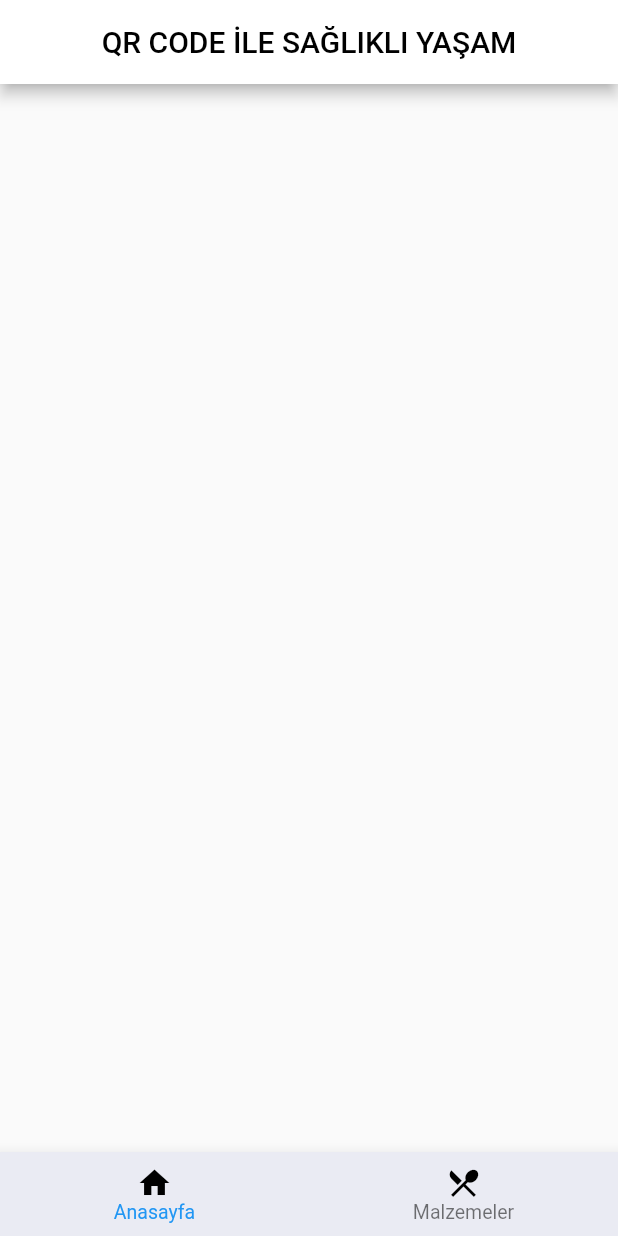
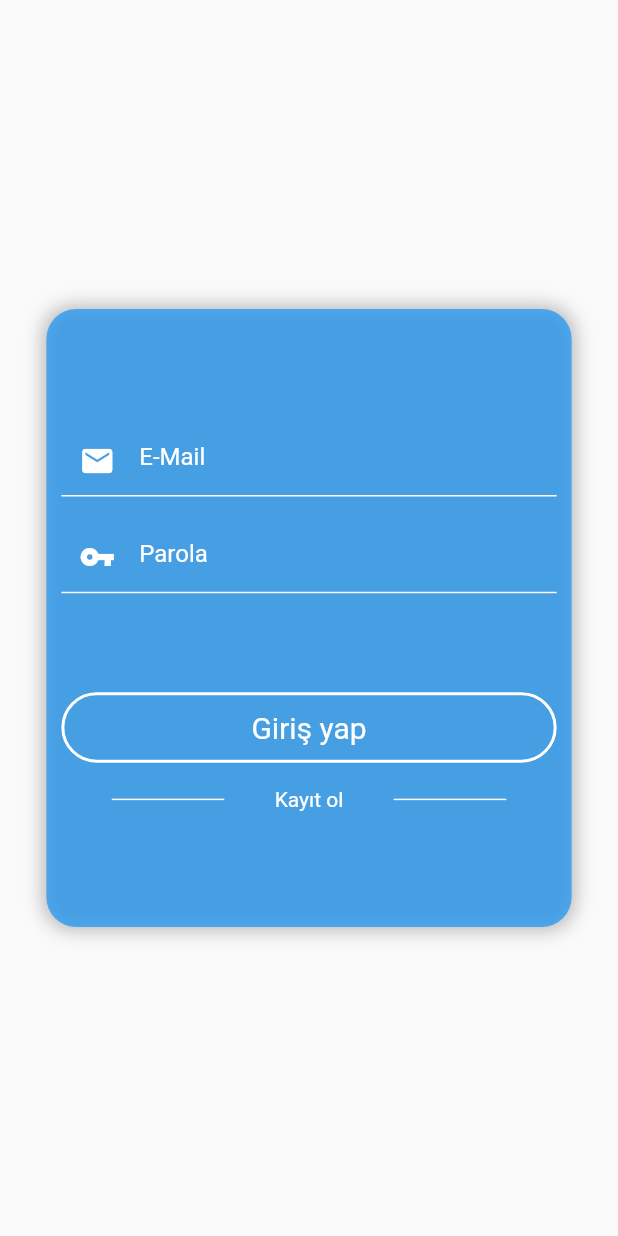
Before and after one commit to ebrarakcaseven/qr_code_app, a Flutter app: the screen it shows after launch, on a phone screen of 412 x 824 dp. Run offline on Flutter 3.47's test engine with Material 2 defaults, Android fonts, the phone set to English and light mode, and no system bars; our stand-ins replace cloud_firestore, firebase_auth, firebase_core; accounts and stored records are empty.

Commit message:
login page eklendi

```diff
--- a/lib/main.dart
+++ b/lib/main.dart
@@ -1,6 +1,7 @@
 import 'package:firebase_core/firebase_core.dart';
 import 'package:flutter/material.dart';
 import 'package:qr_code_app/nav.dart';
+import 'package:qr_code_app/pages/login.dart';
 
 void main() async {
   try {
@@ -26,7 +27,7 @@ class MyApp extends StatelessWidget {
       theme: ThemeData(
         primarySwatch: Colors.blue,
       ),
-      home: const Nav(),
+      home: LoginPage(),
     );
   }
 }
--- a/lib/pages/home.dart
+++ b/lib/pages/home.dart
@@ -1,5 +1,6 @@
 import 'package:cloud_firestore/cloud_firestore.dart';
 import 'package:flutter/material.dart';
+import 'package:qr_code_app/nav.dart';
 import 'package:qr_code_app/service/service.dart';
 
 class Home extends StatefulWidget {
--- /dev/null
+++ b/lib/pages/login.dart
@@ -0,0 +1,170 @@
+import 'package:flutter/material.dart';
+import 'package:qr_code_app/pages/home.dart';
+import 'package:qr_code_app/pages/kayitol.dart';
+import 'package:qr_code_app/service/auth_service.dart';
+
+class LoginPage extends StatefulWidget {
+  @override
+  _LoginPageState createState() => _LoginPageState();
+}
+
+class _LoginPageState extends State<LoginPage> {
+  final TextEditingController _emailController = TextEditingController();
+  final TextEditingController _passwordController = TextEditingController();
+
+  AuthService _authService = AuthService();
+
+  @override
+  Widget build(BuildContext context) {
+    var size = MediaQuery.of(context).size;
+    return Scaffold(
+        body: Center(
+      child: Padding(
+        padding: const EdgeInsets.symmetric(horizontal: 10.0),
+        child: Container(
+          height: size.height * .5,
+          width: size.width * .85,
+          decoration: BoxDecoration(
+              color: Colors.blue.withOpacity(.75),
+              borderRadius: BorderRadius.all(Radius.circular(20)),
+              boxShadow: [
+                BoxShadow(
+                    color: Colors.grey.withOpacity(.75),
+                    blurRadius: 10,
+                    spreadRadius: 2)
+              ]),
+          child: Padding(
+            padding: const EdgeInsets.all(10.0),
+            child: Center(
+              child: Column(
+                mainAxisAlignment: MainAxisAlignment.center,
+                children: [
+                  TextField(
+                      controller: _emailController,
+                      style: TextStyle(
+                        color: Colors.white,
+                      ),
+                      cursorColor: Colors.white,
+                      keyboardType: TextInputType.emailAddress,
+                      decoration: const InputDecoration(
+                        prefixIcon: Icon(
+                          Icons.mail,
+                          color: Colors.white,
+                        ),
+                        hintText: 'E-Mail',
+                        prefixText: ' ',
+                        hintStyle: TextStyle(color: Colors.white),
+                        focusColor: Colors.white,
+                        focusedBorder: UnderlineInputBorder(
+                            borderSide: BorderSide(
+                          color: Colors.white,
+                        )),
+                        enabledBorder: UnderlineInputBorder(
+                            borderSide: BorderSide(
+                          color: Colors.white,
+                        )),
+                      )),
+                  SizedBox(
+                    height: size.height * 0.02,
+                  ),
+                  TextField(
+                      style: const TextStyle(
+                        color: Colors.white,
+                      ),
+                      cursorColor: Colors.white,
+                      controller: _passwordController,
+                      obscureText: true,
+                      decoration: const InputDecoration(
+                        prefixIcon: Icon(
+                          Icons.vpn_key,
+                          color: Colors.white,
+                        ),
+                        hintText: 'Parola',
+                        prefixText: ' ',
+                        hintStyle: TextStyle(
+                          color: Colors.white,
+                        ),
+                        focusColor: Colors.white,
+                        focusedBorder: UnderlineInputBorder(
+                            borderSide: BorderSide(
+                          color: Colors.white,
+                        )),
+                        enabledBorder: UnderlineInputBorder(
+                            borderSide: BorderSide(
+                          color: Colors.white,
+                        )),
+                      )),
+                  SizedBox(
+                    height: size.height * 0.08,
+                  ),
+                  InkWell(
+                    onTap: () {
+                      _authService
+                          .signIn(
+                              _emailController.text, _passwordController.text)
+                          .then((value) {
+                        return Navigator.push(
+                            context,
+                            MaterialPageRoute(
+                                builder: (context) => const Home()));
+                      });
+                    },
+                    child: Container(
+                      padding: const EdgeInsets.symmetric(vertical: 5),
+                      decoration: BoxDecoration(
+                          border: Border.all(color: Colors.white, width: 2),
+                          //color: colorPrimaryShade,
+                          borderRadius:
+                              const BorderRadius.all(Radius.circular(30))),
+                      child: const Padding(
+                        padding: EdgeInsets.all(5.0),
+                        child: Center(
+                            child: Text(
+                          "Giriş yap",
+                          style: TextStyle(
+                            color: Colors.white,
+                            fontSize: 20,
+                          ),
+                        )),
+                      ),
+                    ),
+                  ),
+                  SizedBox(
+                    height: size.height * 0.02,
+                  ),
+                  InkWell(
+                    onTap: () {
+                      Navigator.push(
+                          context,
+                          MaterialPageRoute(
+                              builder: (context) => RegisterPage()));
+                    },
+                    child: Row(
+                      mainAxisAlignment: MainAxisAlignment.spaceEvenly,
+                      children: [
+                        Container(
+                          height: 1,
+                          width: 75,
+                          color: Colors.white,
+                        ),
+                        Text(
+                          "Kayıt ol",
+                          style: TextStyle(color: Colors.white),
+                        ),
+                        Container(
+                          height: 1,
+                          width: 75,
+                          color: Colors.white,
+                        ),
+                      ],
+                    ),
+                  )
+                ],
+              ),
+            ),
+          ),
+        ),
+      ),
+    ));
+  }
+}
--- a/pubspec.yaml
+++ b/pubspec.yaml
@@ -32,6 +32,7 @@ dependencies:
   firebase_core: ^1.12.0
   cloud_firestore: ^3.1.8
   firebase_storage: ^10.2.7
+  firebase_auth: ^3.3.14
 
 
   # The following adds the Cupertino Icons font to your application.
```
Also changed, not shown: lib/pages/kayitol.dart (added, +231 -0 lines), lib/service/auth_service.dart (added, +32 -0 lines), pubspec.lock.
